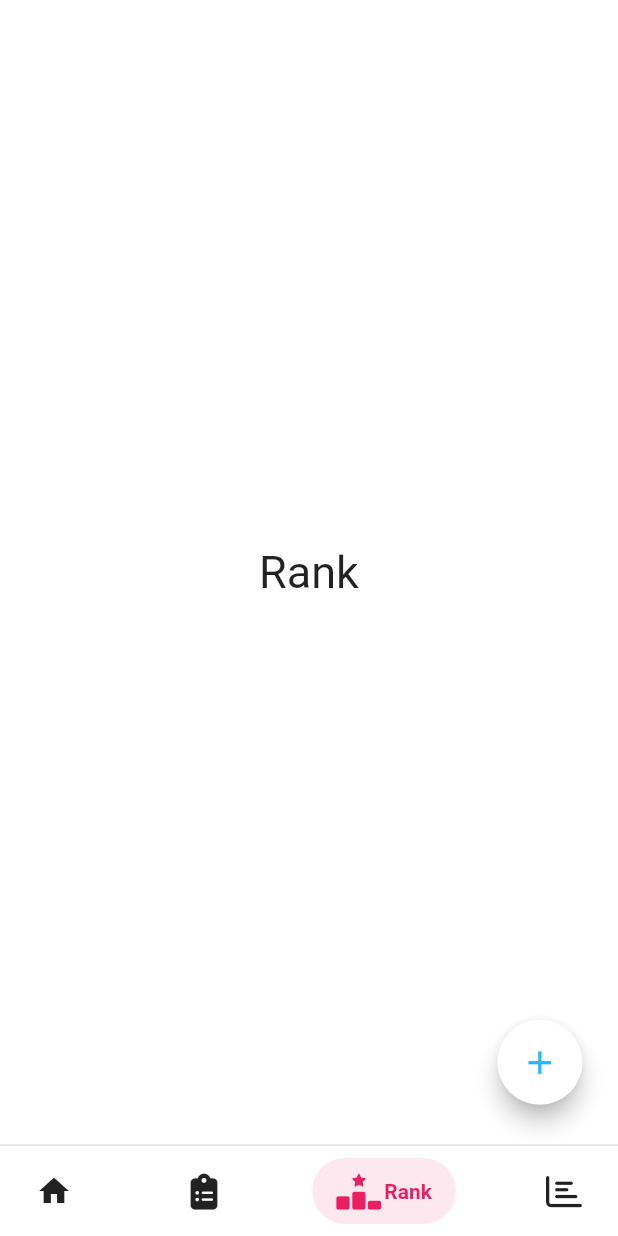
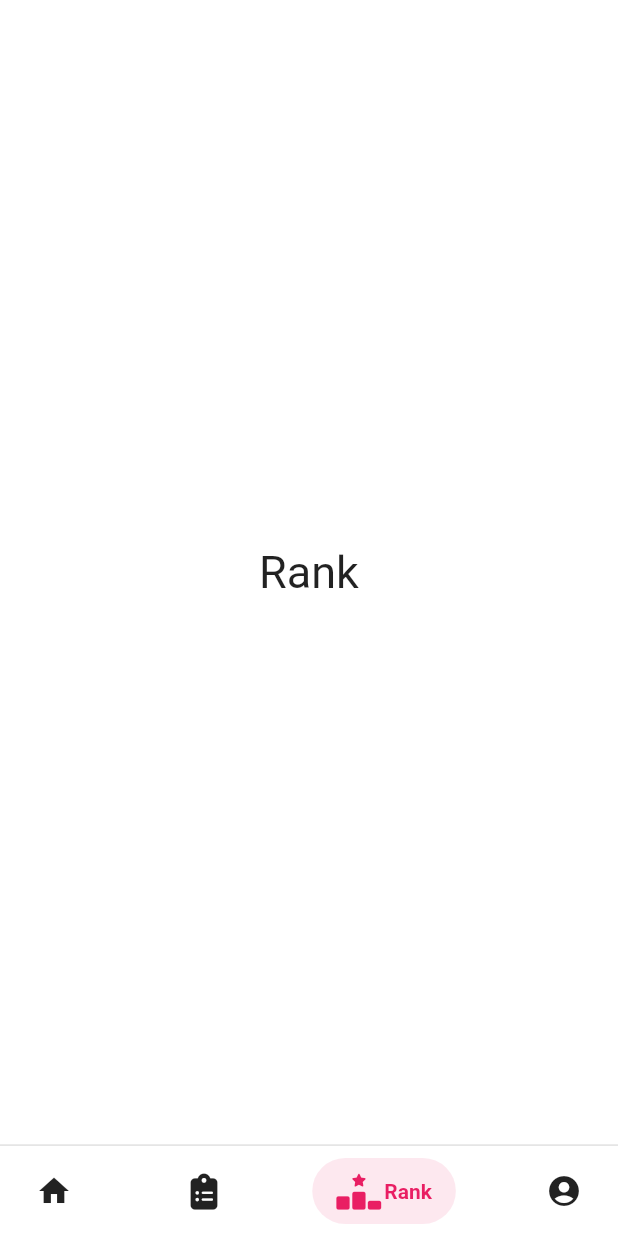
Before and after one commit to StudyingTimer/Flutter-StudyingTimer, a Flutter app: the MyPage screen opened directly, item 3 of the bottom bar chosen, on a phone screen of 412 x 824 dp. Run offline on Flutter 3.47's test engine with Material 2 defaults, Android fonts, the phone set to English and light mode, and no system bars; drawn by our look-alikes of salomon_bottom_bar; our stand-ins replace flutter_screenutil, flutter_spinkit, flutter_swipe_action_cell, fluttertoast, font_awesome_flutter, webview_flutter; network calls fail.

Commit message:
[ADD] 주석

```diff
--- a/studying_timer/lib/screens/bottombar/bottom.dart
+++ b/studying_timer/lib/screens/bottombar/bottom.dart
@@ -69,7 +69,6 @@ class _MyPageState extends State<MyPage> {
       // ignore: avoid_print
       print(response.statusCode);
       if (response.statusCode == 200) {
-
         // ignore: use_build_context_synchronously
         Navigator.push(
             context,
@@ -423,48 +422,30 @@ class _MyPageState extends State<MyPage> {
         padding: EdgeInsets.only(left: 287.w, top: 660.h),
         child: Row(
           children: [
-            ElevatedButton(
-                onPressed: () {
-                  setState(() {
-                    emphasis.change();
-                  });
-                },
-                style: ElevatedButton.styleFrom(
-                  shape: const CircleBorder(),
-                  elevation: 6.0,
-                  minimumSize: Size(55.w, 55.h),
-                  backgroundColor: Colors.white,
-                ),
-                child: Icon(
-                  emphasis.ispressed ? Icons.close : Icons.add,
-                  color: CommonColor.orange,
-                  size: 25.h,
-                )),
+            // ElevatedButton(
+            //     onPressed: () {
+            //       setState(() {
+            //         emphasis.change();
+            //       });
+            //     },
+            //     style: ElevatedButton.styleFrom(
+            //       shape: const CircleBorder(),
+            //       elevation: 6.0,
+            //       minimumSize: Size(55.w, 55.h),
+            //       backgroundColor: Colors.white,
+            //     ),
+            //     child: Icon(
+            //       emphasis.ispressed ? Icons.close : Icons.add,
+            //       color: CommonColor.orange,
+            //       size: 25.h,
+            //     )),
           ],
         ),
       ),
       Padding(
         padding: EdgeInsets.only(left: 287.w, top: 660.h),
         child: Row(
-          children: [
-            ElevatedButton(
-                onPressed: () {
-                  setState(() {
-                    emphasis.change();
-                  });
-                },
-                style: ElevatedButton.styleFrom(
-                  shape: const CircleBorder(),
-                  elevation: 6.0,
-                  minimumSize: Size(55.w, 55.h),
-                  backgroundColor: Colors.white,
-                ),
-                child: Icon(
-                  emphasis.ispressed ? Icons.close : Icons.add,
-                  color: CommonColor.orange,
-                  size: 25.h,
-                )),
-          ],
+          children: [],
         ),
       ),
     ];
@@ -509,8 +490,8 @@ class _MyPageState extends State<MyPage> {
 
               /// Profile
               SalomonBottomBarItem(
-                icon: const Icon(FontAwesomeIcons.chartBar),
-                title: const Text("Status"),
+                icon: const Icon(Icons.account_circle),
+                title: const Text("Profile"),
                 selectedColor: Colors.orange,
               ),
             ],
```
